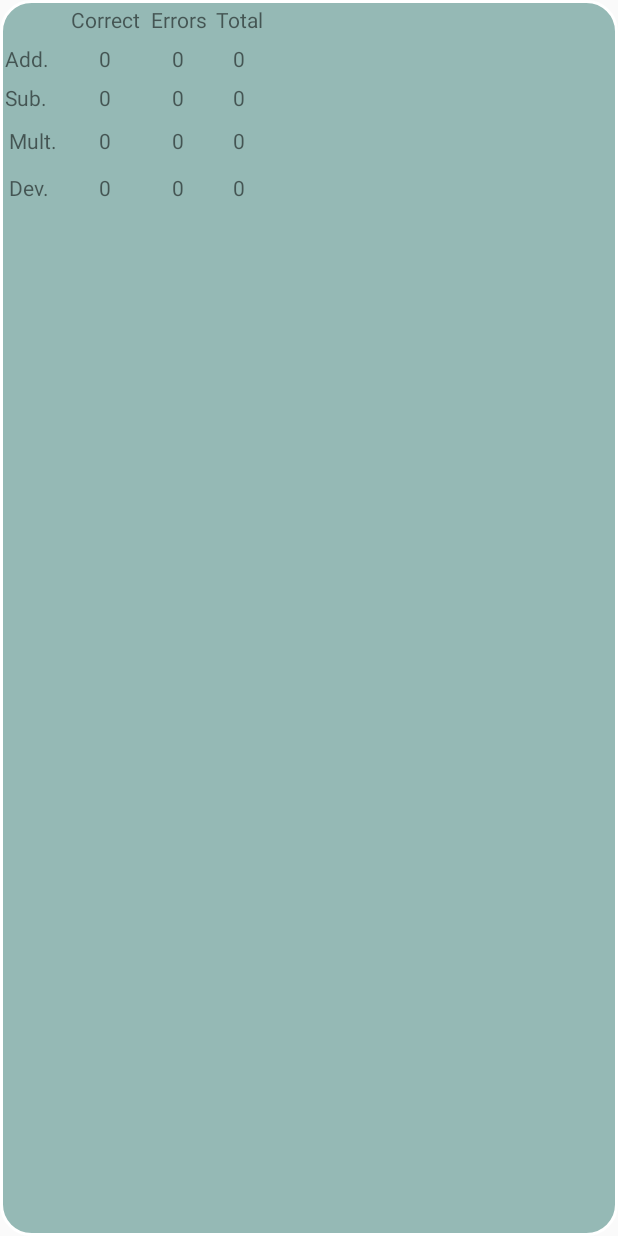
After one commit to iamrahulyadav/SimpleKidsMath2, an Android app: the layout child_info_dialog.xml on its own in the app's theme, with its tools: preview values and no code run, on a phone screen of 412 x 824 dp. The commit adds this screen. Run offline under Robolectric (Android 15) with nearby library versions, the phone set to English and light mode, and no system bars.

Commit message:
After Child info dialog

```diff
--- /dev/null
+++ b/app/src/main/res/drawable/childinfo_shape.xml
@@ -0,0 +1,15 @@
+<shape xmlns:android="http://schemas.android.com/apk/res/android" >
+
+    <solid android:color="@color/colorChildInfo" />
+
+    <stroke
+        android:width="2dp"
+        android:color="#ffffff" />
+
+    <corners
+        android:bottomLeftRadius="20dp"
+        android:bottomRightRadius="20dp"
+        android:topLeftRadius="20dp"
+        android:topRightRadius="20dp" />
+
+</shape>
--- /dev/null
+++ b/app/src/main/res/layout/child_info_dialog.xml
@@ -0,0 +1,155 @@
+<?xml version="1.0" encoding="utf-8"?>
+<LinearLayout xmlns:android="http://schemas.android.com/apk/res/android"
+    android:layout_width="match_parent"
+    android:layout_height="match_parent"
+    android:background="@drawable/childinfo_shape"
+    android:orientation="vertical" >
+
+    <ScrollView xmlns:android="http://schemas.android.com/apk/res/android"
+        android:layout_width="match_parent"
+        android:layout_height="match_parent"
+        android:fillViewport="true">
+        <LinearLayout
+            android:layout_width="match_parent"
+            android:layout_height="wrap_content"
+            android:orientation="vertical">
+
+            <TableLayout xmlns:android="http://schemas.android.com/apk/res/android"
+                android:layout_width="match_parent"
+                android:layout_height="match_parent"
+                android:stretchColumns="5">
+                <TableRow>
+                    <TextView
+                        android:text=""
+                        android:padding="3dip" />
+                    <TextView
+                        android:text="@string/tbl_correct"
+                        android:gravity="center"
+                        android:padding="3dip" />
+                    <TextView
+                        android:text="@string/tbl_error"
+                        android:gravity="center"
+                        android:padding="3dip" />
+                    <TextView
+                        android:text="@string/tbl_total"
+                        android:gravity="center"
+                        android:padding="3dip" />
+                    <TextView
+                        android:text=""
+                        android:padding="3dip" />
+                </TableRow>
+                <TableRow>
+                    <TextView
+                        android:text="@string/tbl_addition"
+                        android:padding="3dip" />
+                    <TextView
+                        android:id="@+id/add_correct"
+                        android:text="0"
+                        android:gravity="center"
+                        android:padding="3dip" />
+                    <TextView
+                        android:id="@+id/add_error"
+                        android:text="0"
+                        android:gravity="center"
+                        android:padding="3dip" />
+                    <TextView
+                        android:id="@+id/add_total"
+                        android:text="0"
+                        android:gravity="center"
+                        android:padding="3dip" />
+                    <TextView
+                        android:text=""
+                        android:padding="3dip" />
+                </TableRow>
+                <TableRow>
+                <TextView
+                    android:text="@string/tbl_subtraction"
+                    android:padding="3dip" />
+                <TextView
+                    android:id="@+id/sub_correct"
+                    android:text="0"
+                    android:gravity="center"
+                    android:padding="3dip" />
+                <TextView
+                    android:id="@+id/sub_error"
+                    android:text="0"
+                    android:gravity="center"
+                    android:padding="3dip" />
+                <TextView
+                    android:id="@+id/sub_total"
+                    android:text="0"
+                    android:gravity="center"
+                    android:padding="3dip" />
+                    <TextView
+                        android:text=""
+                        android:padding="3dip" />
+            </TableRow>
+            <TableRow>
+                    <TextView
+                        android:text="@string/tbl_multiplication"
+                        android:padding="@dimen/tbl_padding" />
+                    <TextView
+                        android:id="@+id/mult_correct"
+                        android:text="0"
+                        android:gravity="center"
+                        android:padding="@dimen/tbl_padding" />
+                    <TextView
+                        android:id="@+id/mult_error"
+                        android:text="0"
+                        android:gravity="center"
+                        android:padding="@dimen/tbl_padding" />
+                    <TextView
+                        android:id="@+id/mult_total"
+                        android:text="0"
+                        android:gravity="center"
+                        android:padding="@dimen/tbl_padding" />
+                    <TextView
+                        android:text=""
+                        android:padding="@dimen/tbl_padding" />
+                </TableRow>
+                <TableRow>
+                    <TextView
+                        android:text="@string/tbl_deviation"
+                        android:padding="@dimen/tbl_padding" />
+                    <TextView
+                        android:id="@+id/dev_correct"
+                        android:text="0"
+                        android:gravity="center"
+                        android:padding="@dimen/tbl_padding" />
+                    <TextView
+                        android:id="@+id/dev_error"
+                        android:text="0"
+                        android:gravity="center"
+                        android:padding="@dimen/tbl_padding" />
+                    <TextView
+                        android:id="@+id/dev_total"
+                        android:text="0"
+                        android:gravity="center"
+                        android:padding="@dimen/tbl_padding" />
+                    <TextView
+                        android:text=""
+                        android:padding="@dimen/tbl_padding" />
+                </TableRow>
+        </TableLayout>
+            <LinearLayout
+                android:layout_width="match_parent"
+                android:layout_height="wrap_content"
+                android:layout_gravity="center"
+                android:background="#3E80B4"
+                android:orientation="horizontal" >
+
+                <Button
+                    android:id="@+id/btn_okchildinfo"
+                    android:layout_width="100dp"
+                    android:layout_height="30dp"
+                    android:background="@android:color/white"
+                    android:clickable="true"
+                    android:text="Yes"
+                    android:textColor="#5DBCD2"
+                    android:textStyle="bold" />
+
+            </LinearLayout>
+        </LinearLayout>
+    </ScrollView>
+
+</LinearLayout>
--- a/app/src/main/res/values/colors.xml
+++ b/app/src/main/res/values/colors.xml
@@ -3,4 +3,5 @@
     <color name="colorPrimary">#3F51B5</color>
     <color name="colorPrimaryDark">#303F9F</color>
     <color name="colorAccent">#FF4081</color>
+    <color name="colorChildInfo">#95b9b5</color>
 </resources>
--- a/app/src/main/res/values/dimens.xml
+++ b/app/src/main/res/values/dimens.xml
@@ -5,4 +5,5 @@
     <dimen name="nav_header_vertical_spacing">8dp</dimen>
     <dimen name="nav_header_height">176dp</dimen>
     <dimen name="fab_margin">16dp</dimen>
+    <dimen name="tbl_padding">6dip</dimen>
 </resources>
--- a/app/src/main/res/values/strings.xml
+++ b/app/src/main/res/values/strings.xml
@@ -43,4 +43,15 @@
     <string name="lbl_textseconds">Sec.:</string>
     <string name="lbl_try_again">Try again ?</string>
 
+
+    <string name="tbl_correct">Correct</string>
+    <string name="tbl_error">Errors</string>
+    <string name="tbl_total">Total</string>
+    <string name="tbl_addition">Add.</string>
+    <string name="tbl_subtraction">Sub.</string>
+    <string name="tbl_multiplication">Mult.</string>
+    <string name="tbl_deviation">Dev.</string>
+
+
+
 </resources>
```
Also changed, not shown: app/src/main/java/com/ozs/simplekidsmath2/ChildInfo.java (added, +127 -0 lines), app/src/main/java/com/ozs/simplekidsmath2/ChildInfoDialog.java (added, +104 -0 lines), app/src/main/java/com/ozs/simplekidsmath2/MainActivity.java (+50 -5 lines).
